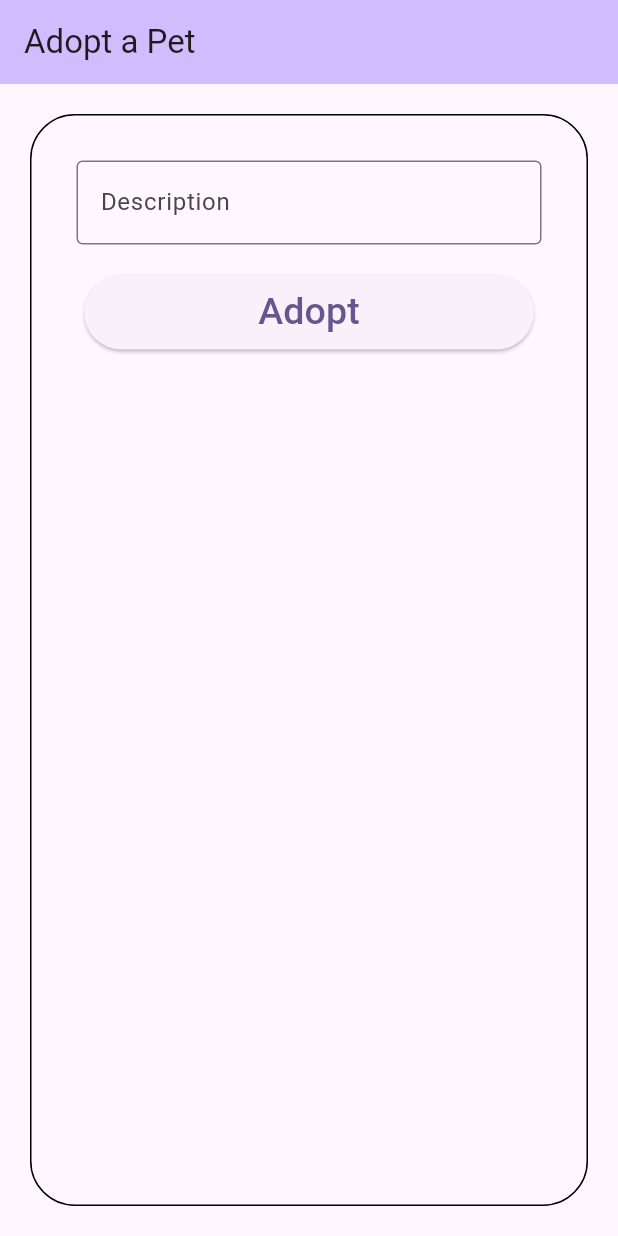
After one commit to Native160421010/Flutter-UAS, a Flutter app: the AdoptForm screen opened directly, on a phone screen of 412 x 824 dp. The commit adds this screen. Run offline on Flutter 3.47's test engine with Material 3 defaults, Android fonts, the phone set to English and light mode, and no system bars; our stand-ins replace shared_preferences; accounts and stored records are empty.

Commit message:
propose not fix

```diff
--- /dev/null
+++ b/pet_adoption_app/lib/screen/adopt.dart
@@ -0,0 +1,119 @@
+import 'dart:convert';
+
+import 'package:flutter/material.dart';
+import 'package:http/http.dart' as http;
+import 'package:pet_adoption_app/main.dart';
+
+class Adopt extends StatelessWidget {
+  const Adopt({super.key});
+
+  @override
+  Widget build(BuildContext context) {
+    return MaterialApp(
+      title: 'Pet Adoption - Adopt',
+      theme: ThemeData(
+        useMaterial3: true,
+      ),
+      home: const AdoptForm(),
+    );
+  }
+}
+
+class AdoptForm extends StatefulWidget {
+  const AdoptForm({super.key});
+
+  @override
+  State<StatefulWidget> createState() {
+    return _AdoptFormState();
+  }
+}
+
+class _AdoptFormState extends State<AdoptForm> {
+  String description = "";
+  String errorAdopt = "";
+  int PetId = 1;
+
+  void sendMessage(int id) async {
+    final response = await http.post(
+        Uri.parse(
+            "https://ubaya.me/flutter/160421010/UAS/Propose/sendpropose.php"),
+        body: {'id': id.toString()});
+    if (response.statusCode == 200) {
+      Map json = jsonDecode(response.body);
+      Text msg = Text("Gagal mengirim data");
+      if (json['result'] == 'success') {
+        msg = Text("Sukses Mengirim Data!");
+      }
+      ScaffoldMessenger.of(context).showSnackBar(
+        const SnackBar(
+          content: Text("Sukses Mengirim Data"),
+          duration: Duration(milliseconds: 300),
+        ),
+      );
+    } else {
+      ScaffoldMessenger.of(context)
+          .showSnackBar(SnackBar(content: Text('Error')));
+      throw Exception('Failed to read API');
+    }
+  }
+
+  @override
+  Widget build(BuildContext context) {
+    return Scaffold(
+        appBar: AppBar(
+          backgroundColor: Theme.of(context).colorScheme.inversePrimary,
+          title: const Text('Adopt a Pet'),
+        ),
+        body: Container(
+          margin: const EdgeInsets.all(20),
+          padding: const EdgeInsets.all(20),
+          decoration: BoxDecoration(
+              borderRadius: const BorderRadius.all(Radius.circular(30)),
+              border: Border.all(width: 1)),
+          child: Column(children: [
+            Padding(
+              padding: const EdgeInsets.all(10),
+              child: TextField(
+                decoration: const InputDecoration(
+                  border: OutlineInputBorder(),
+                  labelText: 'Description',
+                  hintText: 'Enter your adoption description',
+                ),
+                onChanged: (v) {
+                  description = v;
+                },
+              ),
+            ),
+            if (errorAdopt.isNotEmpty)
+              Padding(
+                padding: const EdgeInsets.all(10),
+                child: Text(
+                  errorAdopt,
+                  style: const TextStyle(color: Colors.red),
+                ),
+              ),
+            Padding(
+                padding: const EdgeInsets.all(10),
+                child: Container(
+                  height: 50,
+                  width: 300,
+                  decoration:
+                      BoxDecoration(borderRadius: BorderRadius.circular(20)),
+                  child: ElevatedButton(
+                    onPressed: () {
+                      sendMessage(PetId);
+                      Navigator.pushReplacement(
+                        context,
+                        MaterialPageRoute(builder: (context) => const MainScreen()),
+                      );
+                    },
+                    child: const Text(
+                      'Adopt',
+                      style: TextStyle(fontSize: 25),
+                    ),
+                  ),
+                )),
+          ]),
+        ));
+  }
+}
--- a/pet_adoption_app/lib/screen/browse.dart
+++ b/pet_adoption_app/lib/screen/browse.dart
@@ -9,7 +9,7 @@ import 'package:pet_adoption_app/screen/propose.dart';
 import 'package:shared_preferences/shared_preferences.dart';
 
 List<Pets> hewan = [];
-String _txtcari = " ";
+String _txtcari = "";
 
 String _temp = 'waiting API respond…';
 
--- a/pet_adoption_app/lib/screen/propose copy.dart
+++ b/pet_adoption_app/lib/screen/propose copy.dart
@@ -86,7 +86,7 @@ class _ProposeState extends State<Propose> {
         Padding(
           padding: const EdgeInsets.all(10),
           child:
-              Text(_pm!.username_reviewe, style: const TextStyle(fontSize: 15)),
+              Text(_pm!.username_reviewee, style: const TextStyle(fontSize: 15)),
         ),
         const Padding(
           padding: EdgeInsets.all(10),
--- a/pet_adoption_app/lib/screen/propose.dart
+++ b/pet_adoption_app/lib/screen/propose.dart
@@ -3,6 +3,7 @@ import 'dart:convert';
 import 'package:flutter/material.dart';
 import 'package:http/http.dart' as http;
 import 'package:pet_adoption_app/class/pet.dart';
+import 'package:pet_adoption_app/screen/adopt.dart';
 import 'package:pet_adoption_app/screen/login.dart';
 
 class Propose extends StatefulWidget {
@@ -176,7 +177,7 @@ class _ProposeState extends State<Propose> {
                   context,
 
                   // EDIT SINI MIKE ======================================================================
-                  MaterialPageRoute(builder: (context) => Login()),
+                  MaterialPageRoute(builder: (context) => Adopt()),
                 );
               },
               child: const Text('Adopt'),
```
Also changed, not shown: pet_adoption_app/lib/screen/ProposeHistory.dart (added, +7 -0 lines), pet_adoption_app/lib/screen/register.dart (line endings or trailing spaces).
